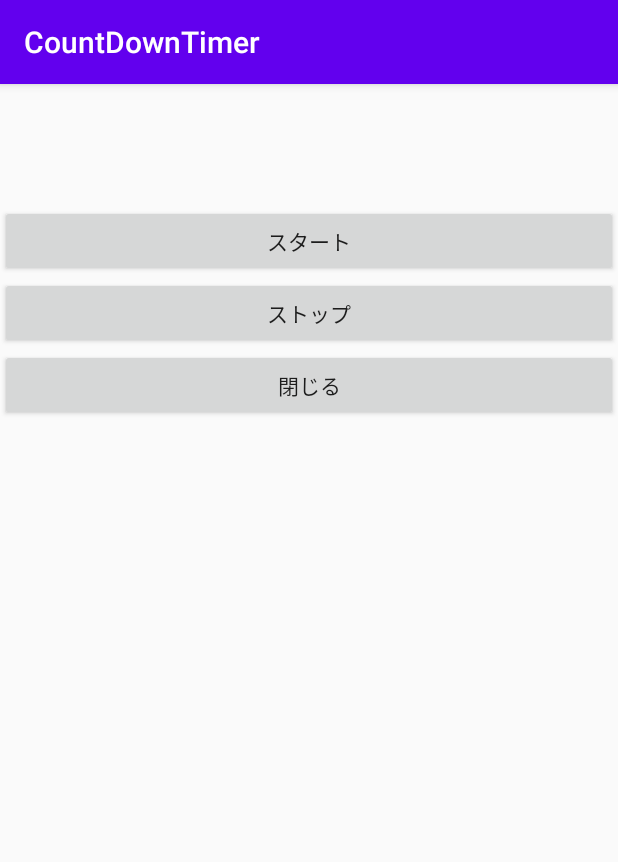
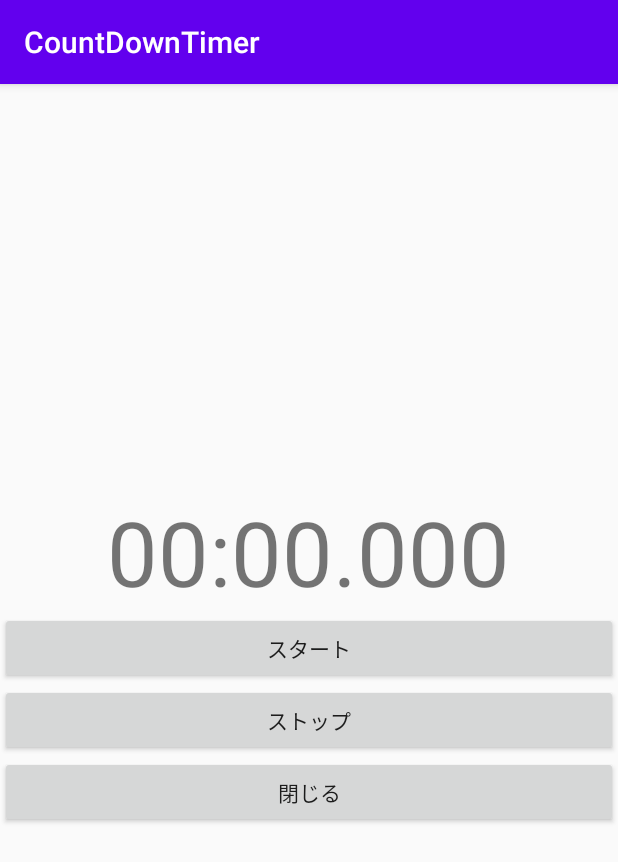
Before and after one commit to pon-1910/CountDownTimer, an Android app: the MainActivity2 screen opened directly, with no data from a screen before it, on a phone screen of 412 x 824 dp. Shown: the top 862 px of the screen. Run offline under Robolectric (Android 15) with nearby library versions, the phone set to English and light mode, and no system bars.

Commit message:
5分間の画面を作成

```diff
--- a/app/src/main/java/com/example/mycompany/countdowntimer/MainActivity2.java
+++ b/app/src/main/java/com/example/mycompany/countdowntimer/MainActivity2.java
@@ -4,14 +4,53 @@ import androidx.appcompat.app.AppCompatActivity;
 
 import android.content.Intent;
 import android.os.Bundle;
+import android.os.CountDownTimer;
 import android.view.View;
+import android.widget.Button;
+import android.widget.TextView;
+
+import java.text.SimpleDateFormat;
+import java.util.Locale;
 
 public class MainActivity2 extends AppCompatActivity {
+
+    private TextView timerText;
+
+    private SimpleDateFormat dateFormat = new SimpleDateFormat("mm:ss.SSS", Locale.US);
 
     @Override
     protected void onCreate(Bundle savedInstanceState) {
         super.onCreate(savedInstanceState);
         setContentView(R.layout.activity_main2);
+
+        //5分 = 5×60×1000 = 300000 msec
+        long countNumber = 300000;
+        //インターバル　msec
+        long interval = 10;
+
+        Button startButton = findViewById(R.id.five_start_button);
+        Button stopButton = findViewById(R.id.five_stop_button);
+
+        timerText = findViewById(R.id.five_timer);
+        timerText.setText(dateFormat.format(0));
+
+        //インスタンス生成
+        final fiveCountDown fivecountDown = new fiveCountDown(countNumber, interval);
+
+        startButton.setOnClickListener(new View.OnClickListener() {
+            @Override
+            public void onClick(View v) {
+                fivecountDown.start();
+            }
+        });
+
+        stopButton.setOnClickListener(new View.OnClickListener() {
+            @Override
+            public void onClick(View v) {
+                fivecountDown.cancel();
+                timerText.setText(dateFormat.format(0));
+            }
+        });
 
         View close = findViewById(R.id.five_close_button);
 
@@ -26,4 +65,26 @@ public class MainActivity2 extends AppCompatActivity {
             }
         });
     }
+
+    class fiveCountDown extends CountDownTimer{
+
+        fiveCountDown(long millsInFuture, long countDownInterval){
+            super(millsInFuture, countDownInterval);
+        }
+
+        @Override
+        public void onFinish() {
+            //完了
+            timerText.setText(dateFormat.format(0));
+
+        }
+
+        //インターバルで呼ばれる
+        @Override
+        public void onTick(long millisUntilFinished) {
+
+            timerText.setText(dateFormat.format(millisUntilFinished));
+        }
+
+    }
 }
--- a/app/src/main/res/layout/activity_main2.xml
+++ b/app/src/main/res/layout/activity_main2.xml
@@ -5,7 +5,7 @@
     android:layout_width="match_parent"
     android:layout_height="match_parent"
     android:orientation="vertical"
-    android:layout_gravity="center"
+    android:gravity="center"
     tools:context=".MainActivity2">
 
     <TextView
```
